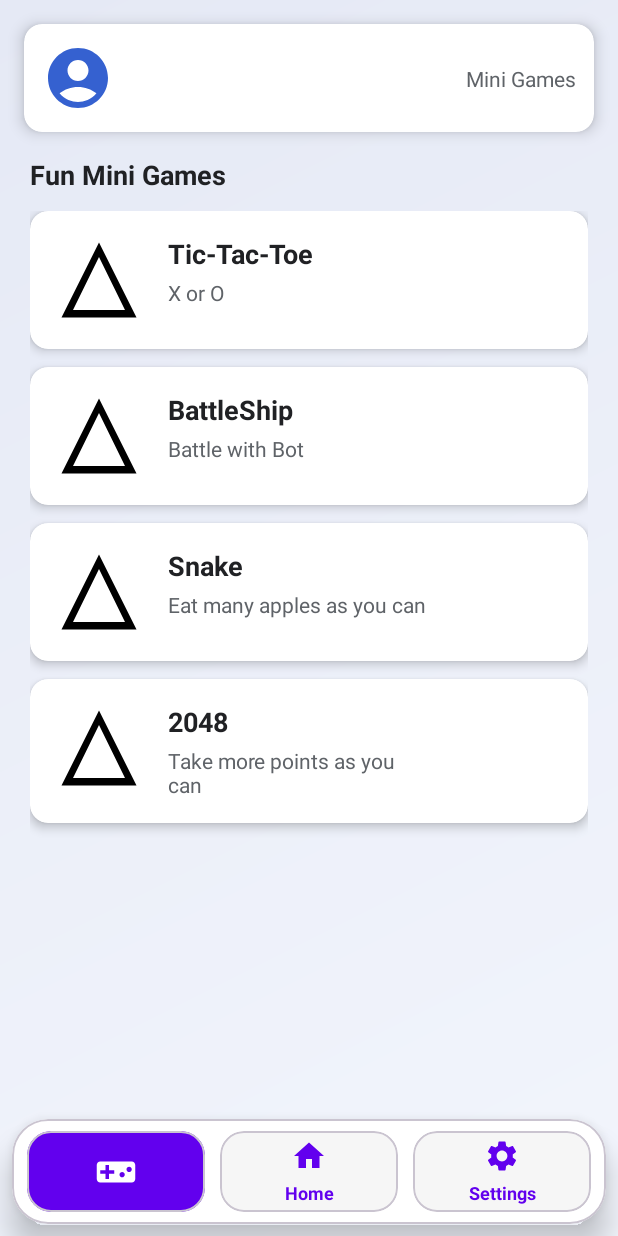
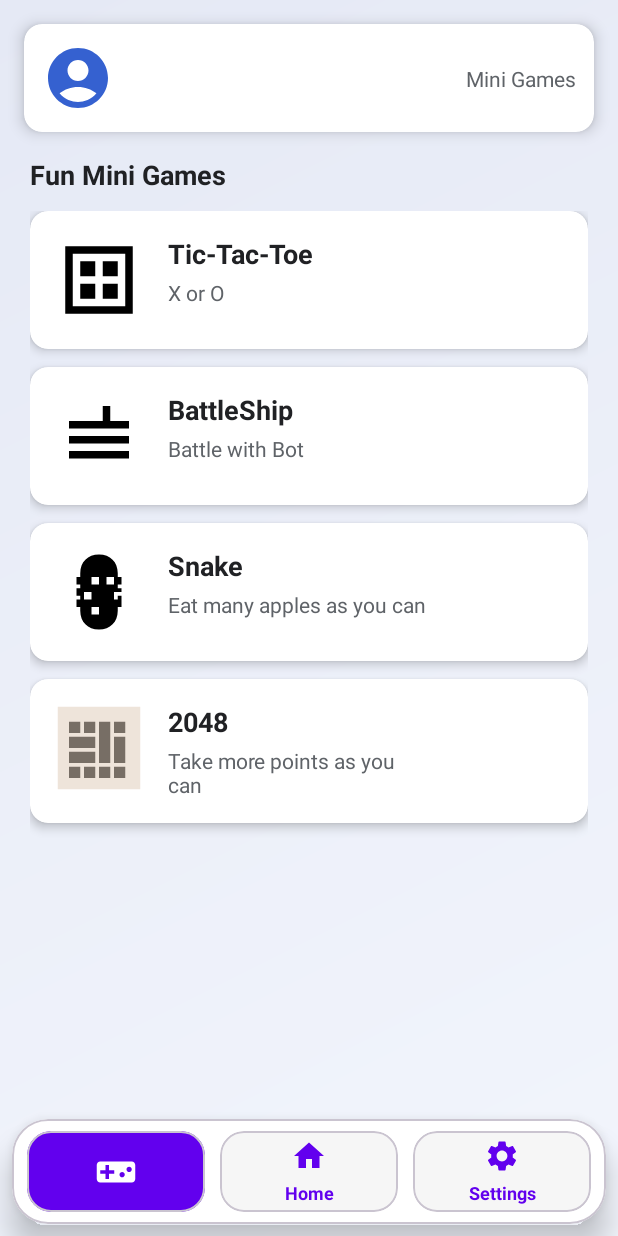
Before and after one commit to ArenPapyan/SchoolLifeProject, an Android app: the MiniGamesListActivity screen opened directly, with no data from a screen before it, on a phone screen of 412 x 824 dp. Run offline under Robolectric (Android 15) with nearby library versions, the phone set to English and light mode, and no system bars; our stand-ins replace CircleImageView, Firebase (no records; nobody signed in at launch, a user with empty details on screens opened directly).

Commit message:
9th commit

```diff
--- a/app/build.gradle.kts
+++ b/app/build.gradle.kts
@@ -47,6 +47,7 @@ dependencies {
     implementation(libs.lifecycle.viewmodel.ktx)
     implementation(libs.firebase.auth)
     implementation("com.google.firebase:firebase-auth:23.2.0")
+    implementation(libs.firebase.database)
     testImplementation(libs.junit)
     androidTestImplementation(libs.ext.junit)
     androidTestImplementation(libs.espresso.core)
--- a/app/src/main/java/com/example/schoollife/QuestListActivity.java
+++ b/app/src/main/java/com/example/schoollife/QuestListActivity.java
@@ -290,4 +290,5 @@ public class QuestListActivity extends AppCompatActivity {
             updateBestRankDisplay(textView, bestRank);
         }
     }
+
 }
--- /dev/null
+++ b/app/src/main/res/drawable/battleship.xml
@@ -0,0 +1,10 @@
+<!-- res/drawable/ic_battleship.xml -->
+<vector xmlns:android="http://schemas.android.com/apk/res/android"
+    android:width="24dp"
+    android:height="24dp"
+    android:viewportWidth="24"
+    android:viewportHeight="24">
+    <path
+        android:fillColor="#FF000000"
+        android:pathData="M20,8h-5V4h-2v4H4v2h16V8z M4,12h16v2H4V12z M4,16h16v2H4V16z" />
+</vector>
--- /dev/null
+++ b/app/src/main/res/drawable/game2048.xml
@@ -0,0 +1,20 @@
+<!-- res/drawable/ic_2048_simple.xml -->
+<vector xmlns:android="http://schemas.android.com/apk/res/android"
+    android:width="24dp"
+    android:height="24dp"
+    android:viewportWidth="24"
+    android:viewportHeight="24">
+
+    <!-- Background tile -->
+    <path
+        android:fillColor="#EEE4DA"
+        android:pathData="M1,1 L23,1 L23,23 L1,23 Z"/>
+
+    <!-- Number 2048 (simplified pixel art) -->
+    <path
+        android:fillColor="#776E65"
+        android:pathData="M4,5 L7,5 L7,8 L4,8 Z M8,5 L11,5 L11,8 L8,8 Z M4,9 L11,9 L11,12 L4,12 Z M4,13 L7,13 L7,16 L4,16 Z M8,13 L11,13 L11,16 L8,16 Z
+                         M12,5 L15,5 L15,16 L12,16 Z M16,5 L19,5 L19,8 L16,8 Z M16,9 L19,9 L19,13 L16,13 Z M16,14 L19,14 L19,16 L16,16 Z
+                         M4,17 L7,17 L7,20 L4,20 Z M8,17 L11,17 L11,20 L8,20 Z M12,17 L15,17 L15,20 L12,20 Z M4,13 L11,13 L11,16 L4,16 Z
+                         M16,17 L19,17 L19,20 L16,20 Z M12,17 L15,17 L15,20 L12,20 Z M12,13 L15,13 L15,16 L12,16 Z M16,13 L19,13 L19,16 L16,16 Z M12,9 L15,9 L15,12 L12,12 Z M16,9 L19,9 L19,12 L16,12 Z"/>
+</vector>
--- /dev/null
+++ b/app/src/main/res/drawable/snake.xml
@@ -0,0 +1,10 @@
+<!-- res/drawable/ic_snake.xml -->
+<vector xmlns:android="http://schemas.android.com/apk/res/android"
+    android:width="24dp"
+    android:height="24dp"
+    android:viewportWidth="24"
+    android:viewportHeight="24">
+    <path
+        android:fillColor="#FF000000"
+        android:pathData="M12,2c3,0 5,2 5,5v1h1v2h-1v1h1v2h-1v1h1v2h-1v1c0,3 -2,5 -5,5s-5,-2 -5,-5v-1H6v-2h1v-1H6v-2h1v-1H6V8h1V7c0,-3 2,-5 5,-5z M10,8v2h2V8h-2z M14,8v2h2V8h-2z M8,12v2h2v-2H8z M16,12v2h2v-2h-2z M10,16v2h2v-2h-2z" />
+</vector>
--- /dev/null
+++ b/app/src/main/res/drawable/tictactoe.xml
@@ -0,0 +1,10 @@
+<!-- res/drawable/ic_tictactoe.xml -->
+<vector xmlns:android="http://schemas.android.com/apk/res/android"
+    android:width="24dp"
+    android:height="24dp"
+    android:viewportWidth="24"
+    android:viewportHeight="24">
+    <path
+        android:fillColor="#FF000000"
+        android:pathData="M3,3v18h18V3H3z M5,5h14v14H5V5z M7,7v4h4V7H7z M13,7v4h4V7h-4z M7,13v4h4v-4H7z M13,13v4h4v-4h-4z" />
+</vector>
--- a/app/src/main/res/layout/activity_mini_games_list.xml
+++ b/app/src/main/res/layout/activity_mini_games_list.xml
@@ -114,7 +114,7 @@
                         android:id="@+id/game1Icon"
                         android:layout_width="60dp"
                         android:layout_height="60dp"
-                        android:src="@drawable/mountain"
+                        android:src="@drawable/tictactoe"
                         app:layout_constraintStart_toStartOf="parent"
                         app:layout_constraintTop_toTopOf="parent" />
 
@@ -169,7 +169,7 @@
                         android:id="@+id/game2Icon"
                         android:layout_width="60dp"
                         android:layout_height="60dp"
-                        android:src="@drawable/mountain"
+                        android:src="@drawable/battleship"
                         app:layout_constraintStart_toStartOf="parent"
                         app:layout_constraintTop_toTopOf="parent" />
 
@@ -221,7 +221,7 @@
                         android:id="@+id/game3Icon"
                         android:layout_width="60dp"
                         android:layout_height="60dp"
-                        android:src="@drawable/mountain"
+                        android:src="@drawable/snake"
                         app:layout_constraintStart_toStartOf="parent"
                         app:layout_constraintTop_toTopOf="parent" />
 
@@ -274,7 +274,7 @@
                         android:id="@+id/game4Icon"
                         android:layout_width="60dp"
                         android:layout_height="60dp"
-                        android:src="@drawable/mountain"
+                        android:src="@drawable/game2048"
                         app:layout_constraintStart_toStartOf="parent"
                         app:layout_constraintTop_toTopOf="parent" />
 
--- a/gradle/libs.versions.toml
+++ b/gradle/libs.versions.toml
@@ -12,6 +12,7 @@ lifecycleLivedataKtx = "2.6.1"
 lifecycleViewmodelKtx = "2.6.1"
 googleGmsGoogleServices = "4.4.2"
 firebaseAuth = "23.2.0"
+firebaseDatabase = "21.0.0"
 
 [libraries]
 junit = { group = "junit", name = "junit", version.ref = "junit" }
@@ -25,6 +26,7 @@ annotation = { group = "androidx.annotation", name = "annotation", version.ref =
 lifecycle-livedata-ktx = { group = "androidx.lifecycle", name = "lifecycle-livedata-ktx", version.ref = "lifecycleLivedataKtx" }
 lifecycle-viewmodel-ktx = { group = "androidx.lifecycle", name = "lifecycle-viewmodel-ktx", version.ref = "lifecycleViewmodelKtx" }
 firebase-auth = { group = "com.google.firebase", name = "firebase-auth", version.ref = "firebaseAuth" }
+firebase-database = { group = "com.google.firebase", name = "firebase-database", version.ref = "firebaseDatabase" }
 
 [plugins]
 android-application = { id = "com.android.application", version.ref = "agp" }
```
Also changed, not shown: app/src/main/java/com/example/schoollife/GameDataManager.java (added, +167 -0 lines), app/src/main/java/com/example/schoollife/QuizListActivity.java (+33 -1 lines).
